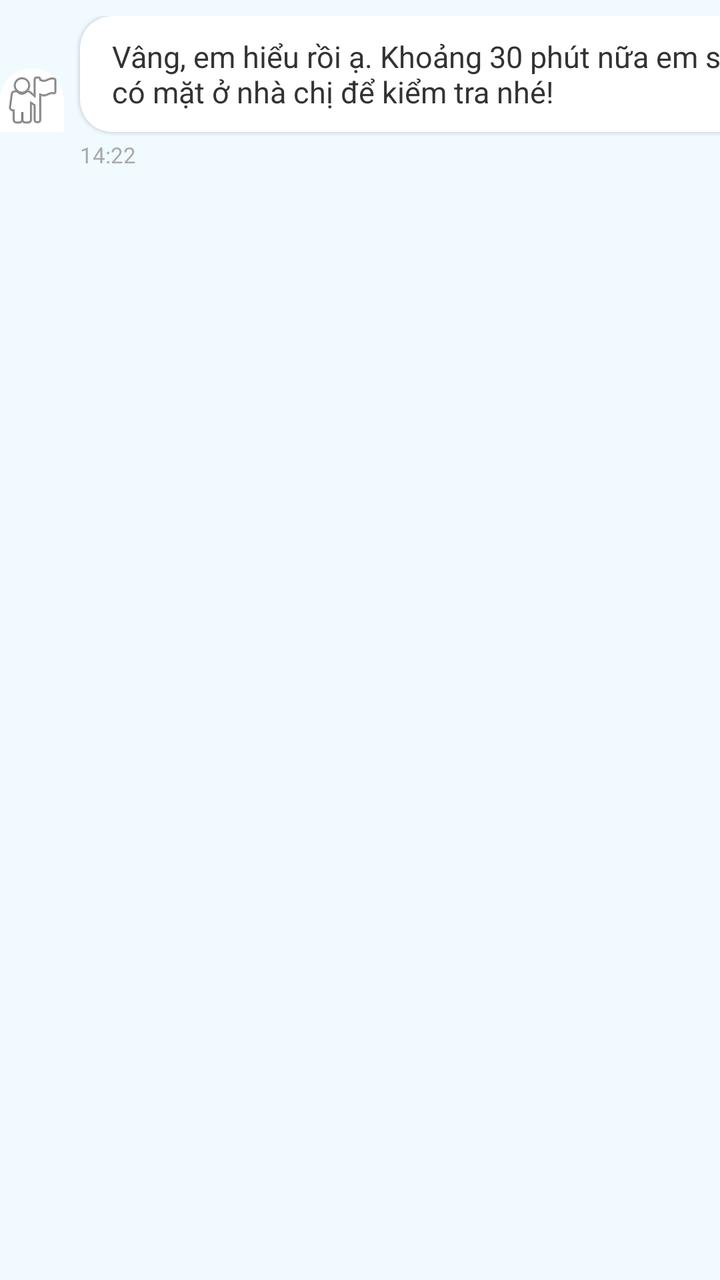
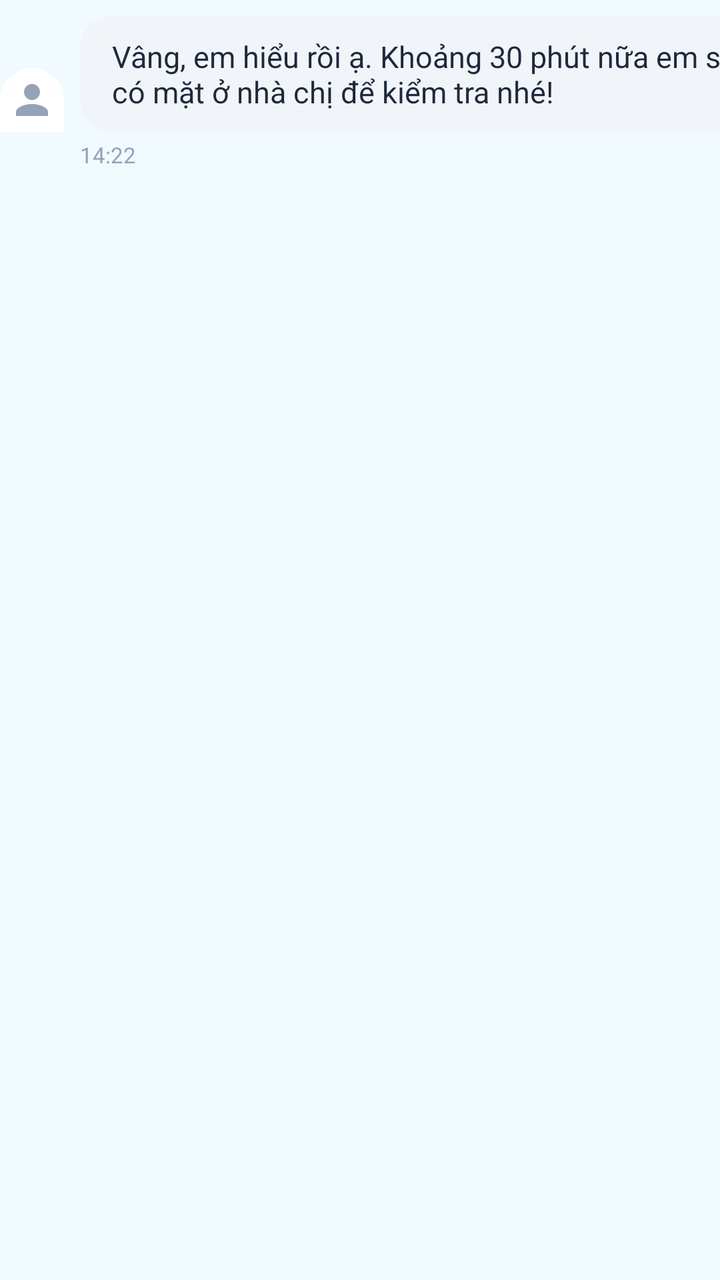

An Android layout rendered at two revisions. The XML below is the earlier revision; the diff shows what the commit changed to produce the second picture.
<!-- AndroidManifest.xml: application theme Theme.FixItVN -->
<!-- res/layout/item_message_received.xml -->
<?xml version="1.0" encoding="utf-8"?>
<androidx.constraintlayout.widget.ConstraintLayout
    xmlns:android="http://schemas.android.com/apk/res/android"
    xmlns:app="http://schemas.android.com/apk/res-auto"
    android:layout_width="match_parent"
    android:layout_height="wrap_content"
    android:paddingTop="8dp">

    <ImageView
        android:id="@+id/ivReceivedAvatar"
        android:layout_width="32dp"
        android:layout_height="32dp"
        android:background="@drawable/bg_bottom_sheet"
        android:src="@android:drawable/ic_menu_myplaces"
        app:layout_constraintBottom_toBottomOf="@id/cardReceivedMessage"
        app:layout_constraintStart_toStartOf="parent" />

    <com.google.android.material.card.MaterialCardView
        android:id="@+id/cardReceivedMessage"
        android:layout_width="wrap_content"
        android:layout_height="wrap_content"
        android:layout_marginStart="8dp"
        android:layout_marginEnd="60dp"
        app:cardBackgroundColor="#FFFFFF"
        app:cardCornerRadius="16dp"
        app:cardElevation="1dp"
        app:strokeWidth="0dp"
        app:layout_constraintStart_toEndOf="@id/ivReceivedAvatar"
        app:layout_constraintTop_toTopOf="parent">

        <TextView
            android:id="@+id/tvReceivedMessage"
            android:layout_width="wrap_content"
            android:layout_height="wrap_content"
            android:paddingHorizontal="16dp"
            android:paddingVertical="10dp"
            android:text="Vâng, em hiểu rồi ạ. Khoảng 30 phút nữa em sẽ có mặt ở nhà chị để kiểm tra nhé!"
            android:textColor="#333333"
            android:textSize="15sp" />
    </com.google.android.material.card.MaterialCardView>

    <TextView
        android:id="@+id/tvReceivedTime"
        android:layout_width="wrap_content"
        android:layout_height="wrap_content"
        android:layout_marginStart="8dp"
        android:layout_marginTop="4dp"
        android:text="14:22"
        android:textColor="#AAAAAA"
        android:textSize="11sp"
        app:layout_constraintStart_toEndOf="@id/ivReceivedAvatar"
        app:layout_constraintTop_toBottomOf="@id/cardReceivedMessage" />

</androidx.constraintlayout.widget.ConstraintLayout>
<!-- resources referenced by this layout -->
<resources>
  <!-- drawable bg_bottom_sheet (drawable) -->
  <?xml version="1.0" encoding="utf-8"?>
  <shape xmlns:android="http://schemas.android.com/apk/res/android">
      <solid android:color="@android:color/white"/>
      <corners
          android:topLeftRadius="24dp"
          android:topRightRadius="24dp"/>
  </shape>
  <style name="Theme.FixItVN" parent="Theme.MaterialComponents.DayNight.NoActionBar">
  
          
          <item name="colorPrimary">#42c2ff</item>
          <item name="colorPrimaryDark">#00658b</item>
          <item name="colorPrimaryVariant">#00658b</item>
          <item name="colorOnPrimary">#ffffff</item>
  
          
          <item name="colorSecondary">#42c2ff</item>
          <item name="colorSecondaryVariant">#1a9fe0</item>
          <item name="colorOnSecondary">#ffffff</item>
  
          
          <item name="android:colorBackground">#f0faff</item>
          <item name="android:windowBackground">#f0faff</item>
          <item name="colorSurface">#ffffff</item>
          <item name="colorOnSurface">#0d1b2a</item>
  
          
          <item name="android:statusBarColor">#ffffff</item>
          <item name="android:windowLightStatusBar">true</item>
  
          
          <item name="android:navigationBarColor">#ffffff</item>
  
      </style>
</resources>

<!-- the commit's change to res/layout/item_message_received.xml (unified diff, before → after) -->
@@ -11,7 +11,9 @@
         android:layout_width="32dp"
         android:layout_height="32dp"
         android:background="@drawable/bg_bottom_sheet"
-        android:src="@android:drawable/ic_menu_myplaces"
+        android:padding="4dp"
+        android:src="@drawable/ic_person"
+        app:tint="#94A3B8"
         app:layout_constraintBottom_toBottomOf="@id/cardReceivedMessage"
         app:layout_constraintStart_toStartOf="parent" />
 
@@ -21,9 +23,9 @@
         android:layout_height="wrap_content"
         android:layout_marginStart="8dp"
         android:layout_marginEnd="60dp"
-        app:cardBackgroundColor="#FFFFFF"
+        app:cardBackgroundColor="#F1F5F9"
         app:cardCornerRadius="16dp"
-        app:cardElevation="1dp"
+        app:cardElevation="0dp"
         app:strokeWidth="0dp"
         app:layout_constraintStart_toEndOf="@id/ivReceivedAvatar"
         app:layout_constraintTop_toTopOf="parent">
@@ -35,7 +37,7 @@
             android:paddingHorizontal="16dp"
             android:paddingVertical="10dp"
             android:text="Vâng, em hiểu rồi ạ. Khoảng 30 phút nữa em sẽ có mặt ở nhà chị để kiểm tra nhé!"
-            android:textColor="#333333"
+            android:textColor="#1E293B"
             android:textSize="15sp" />
     </com.google.android.material.card.MaterialCardView>
 
@@ -46,7 +48,7 @@
         android:layout_marginStart="8dp"
         android:layout_marginTop="4dp"
         android:text="14:22"
-        android:textColor="#AAAAAA"
+        android:textColor="#94A3B8"
         android:textSize="11sp"
         app:layout_constraintStart_toEndOf="@id/ivReceivedAvatar"
         app:layout_constraintTop_toBottomOf="@id/cardReceivedMessage" />
<!-- resource entries referenced after the edit -->
@@ -8,6 +8,16 @@
           android:topLeftRadius="24dp"
           android:topRightRadius="24dp"/>
   </shape>
+  <!-- drawable ic_person (drawable) -->
+  <vector xmlns:android="http://schemas.android.com/apk/res/android"
+      android:width="24dp"
+      android:height="24dp"
+      android:viewportWidth="24"
+      android:viewportHeight="24">
+      <path
+          android:fillColor="#000000"
+          android:pathData="M12,12c2.21,0 4,-1.79 4,-4s-1.79,-4 -4,-4 -4,1.79 -4,4 1.79,4 4,4zM12,14c-2.67,0 -8,1.34 -8,4v2h16v-2c0,-2.66 -5.33,-4 -8,-4z"/>
+  </vector>
   <style name="Theme.FixItVN" parent="Theme.MaterialComponents.DayNight.NoActionBar">
   
           
